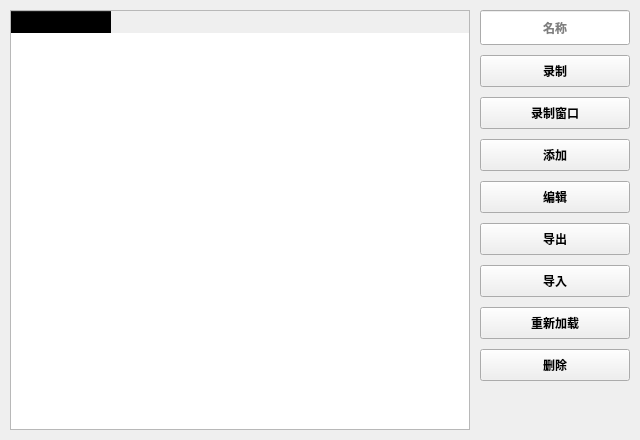
This is source/ui/MacroUi.ui in ChiyukiGana/Quickinput as Qt 5 draws it before an edit. The edited form follows.
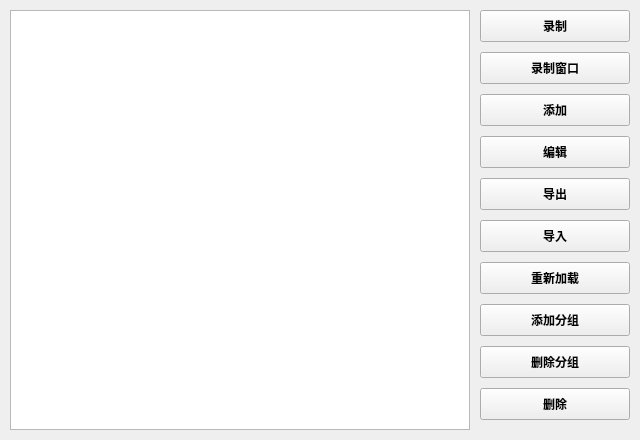
This is the edited form. Custom widgets are drawn as their Qt base class.

Patch:
```diff
--- a/source/ui/MacroUi.ui
+++ b/source/ui/MacroUi.ui
@@ -80,7 +80,7 @@
          <number>0</number>
         </property>
         <item>
-         <widget class="QTableWidget" name="macro_table">
+         <widget class="QMacroTable" name="macroGroup_table">
           <property name="sizePolicy">
            <sizepolicy hsizetype="Maximum" vsizetype="Preferred">
             <horstretch>0</horstretch>
@@ -127,11 +127,6 @@
           <property name="showGrid">
            <bool>false</bool>
           </property>
-          <column>
-           <property name="text">
-            <string>宏</string>
-           </property>
-          </column>
          </widget>
         </item>
         <item>
@@ -139,50 +134,6 @@
           <property name="spacing">
            <number>10</number>
           </property>
-          <item>
-           <widget class="QLineEdit" name="name_edit">
-            <property name="sizePolicy">
-             <sizepolicy hsizetype="Preferred" vsizetype="Fixed">
-              <horstretch>0</horstretch>
-              <verstretch>0</verstretch>
-             </sizepolicy>
-            </property>
-            <property name="minimumSize">
-             <size>
-              <width>0</width>
-              <height>35</height>
-             </size>
-            </property>
-            <property name="font">
-             <font>
-              <family>Microsoft YaHei</family>
-              <weight>75</weight>
-              <bold>true</bold>
-             </font>
-            </property>
-            <property name="focusPolicy">
-             <enum>Qt::ClickFocus</enum>
-            </property>
-            <property name="toolTip">
-             <string>按下回车应用更改</string>
-            </property>
-            <property name="styleSheet">
-             <string notr="true"/>
-            </property>
-            <property name="inputMask">
-             <string/>
-            </property>
-            <property name="alignment">
-             <set>Qt::AlignCenter</set>
-            </property>
-            <property name="dragEnabled">
-             <bool>false</bool>
-            </property>
-            <property name="placeholderText">
-             <string>名称</string>
-            </property>
-           </widget>
-          </item>
           <item>
            <widget class="QPushButton" name="record_button">
             <property name="sizePolicy">
@@ -407,6 +358,70 @@
             </property>
            </widget>
           </item>
+          <item>
+           <widget class="QPushButton" name="add_group_button">
+            <property name="sizePolicy">
+             <sizepolicy hsizetype="Preferred" vsizetype="Fixed">
+              <horstretch>0</horstretch>
+              <verstretch>0</verstretch>
+             </sizepolicy>
+            </property>
+            <property name="minimumSize">
+             <size>
+              <width>0</width>
+              <height>32</height>
+             </size>
+            </property>
+            <property name="font">
+             <font>
+              <family>Microsoft YaHei</family>
+              <weight>75</weight>
+              <bold>true</bold>
+             </font>
+            </property>
+            <property name="cursor">
+             <cursorShape>PointingHandCursor</cursorShape>
+            </property>
+            <property name="focusPolicy">
+             <enum>Qt::ClickFocus</enum>
+            </property>
+            <property name="text">
+             <string>添加分组</string>
+            </property>
+           </widget>
+          </item>
+          <item>
+           <widget class="QPushButton" name="delete_group_button">
+            <property name="sizePolicy">
+             <sizepolicy hsizetype="Preferred" vsizetype="Fixed">
+              <horstretch>0</horstretch>
+              <verstretch>0</verstretch>
+             </sizepolicy>
+            </property>
+            <property name="minimumSize">
+             <size>
+              <width>0</width>
+              <height>32</height>
+             </size>
+            </property>
+            <property name="font">
+             <font>
+              <family>Microsoft YaHei</family>
+              <weight>75</weight>
+              <bold>true</bold>
+             </font>
+            </property>
+            <property name="cursor">
+             <cursorShape>PointingHandCursor</cursorShape>
+            </property>
+            <property name="focusPolicy">
+             <enum>Qt::ClickFocus</enum>
+            </property>
+            <property name="text">
+             <string>删除分组</string>
+            </property>
+           </widget>
+          </item>
           <item>
            <widget class="QPushButton" name="delete_button">
             <property name="sizePolicy">
@@ -461,6 +476,13 @@
    </item>
   </layout>
  </widget>
+ <customwidgets>
+  <customwidget>
+   <class>QMacroTable</class>
+   <extends>QTableWidget</extends>
+   <header location="global">qmacrotable.h</header>
+  </customwidget>
+ </customwidgets>
  <resources/>
  <connections/>
 </ui>
```
Left out of the diff: 8 changed lines with no effect on the pictures.
